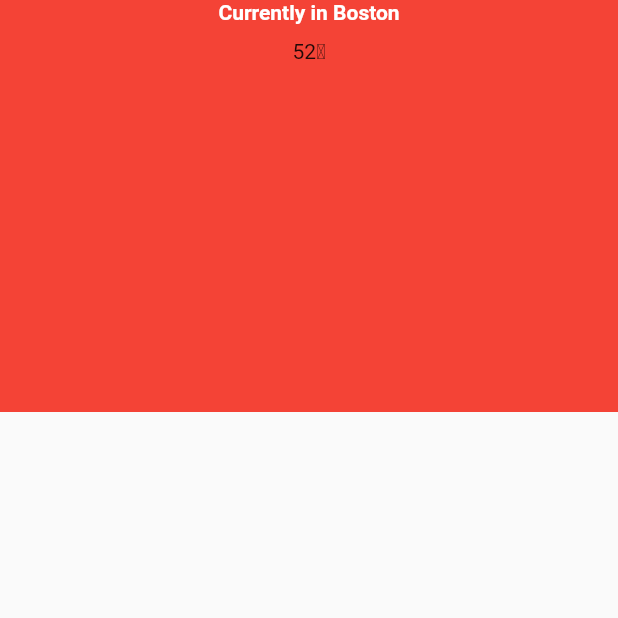
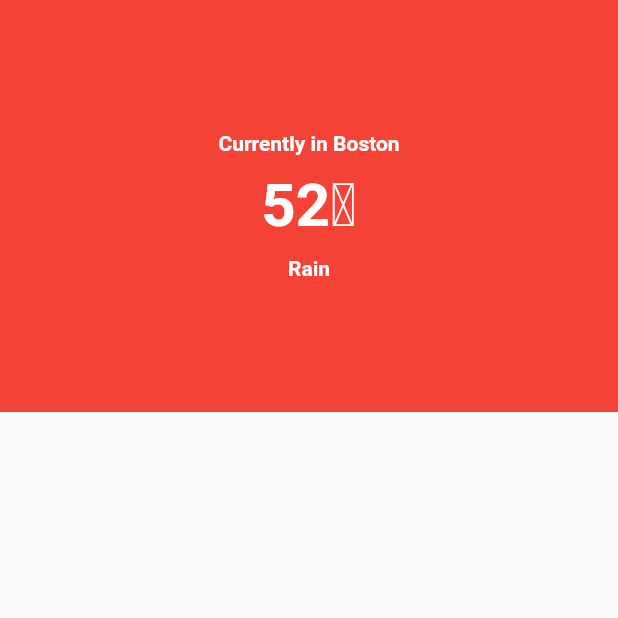
Before and after one commit to CoderNamedHendrick/weather-app, a Flutter app: the screen it shows after launch, on a phone screen of 412 x 824 dp, the top half of it. Run offline on Flutter 3.47's test engine with Material 2 defaults, Android fonts, the phone set to English and light mode, and no system bars.

Commit message:
Adding font awesome and http dependencies

```diff
--- a/lib/main.dart
+++ b/lib/main.dart
@@ -27,21 +27,39 @@ class _HomeState extends State<Home> {
             width: MediaQuery.of(context).size.width,
             color: Colors.red,
             child: Column(
+              mainAxisAlignment: MainAxisAlignment.center,
+              crossAxisAlignment: CrossAxisAlignment.center,
               children: [
                 Padding(
                   padding: EdgeInsets.only(bottom: 10),
                   child: Text(
                     "Currently in Boston",
                     style: TextStyle(
-                        color: Colors.white,
-                        fontSize: 14,
-                        fontWeight: FontWeight.w600,
+                      color: Colors.white,
+                      fontSize: 14,
+                      fontWeight: FontWeight.w600,
                     ),
                   ),
                 ),
                 Text(
-                  "52\u0080"
-                )
+                  "52\u0080",
+                  style: TextStyle(
+                    color: Colors.white,
+                    fontSize: 40,
+                    fontWeight: FontWeight.w600,
+                  ),
+                ),
+                Padding(
+                  padding: EdgeInsets.only(top: 10),
+                  child: Text(
+                    "Rain",
+                    style: TextStyle(
+                      color: Colors.white,
+                      fontSize: 14,
+                      fontWeight: FontWeight.w600,
+                    ),
+                  ),
+                ),
               ],
             ),
           ),
--- a/pubspec.yaml
+++ b/pubspec.yaml
@@ -23,6 +23,8 @@ environment:
 dependencies:
   flutter:
     sdk: flutter
+  font_awesome_flutter: ^8.7.0
+  http: ^0.12.0+4
 
 
   # The following adds the Cupertino Icons font to your application.
```
Also changed, not shown: pubspec.lock.
